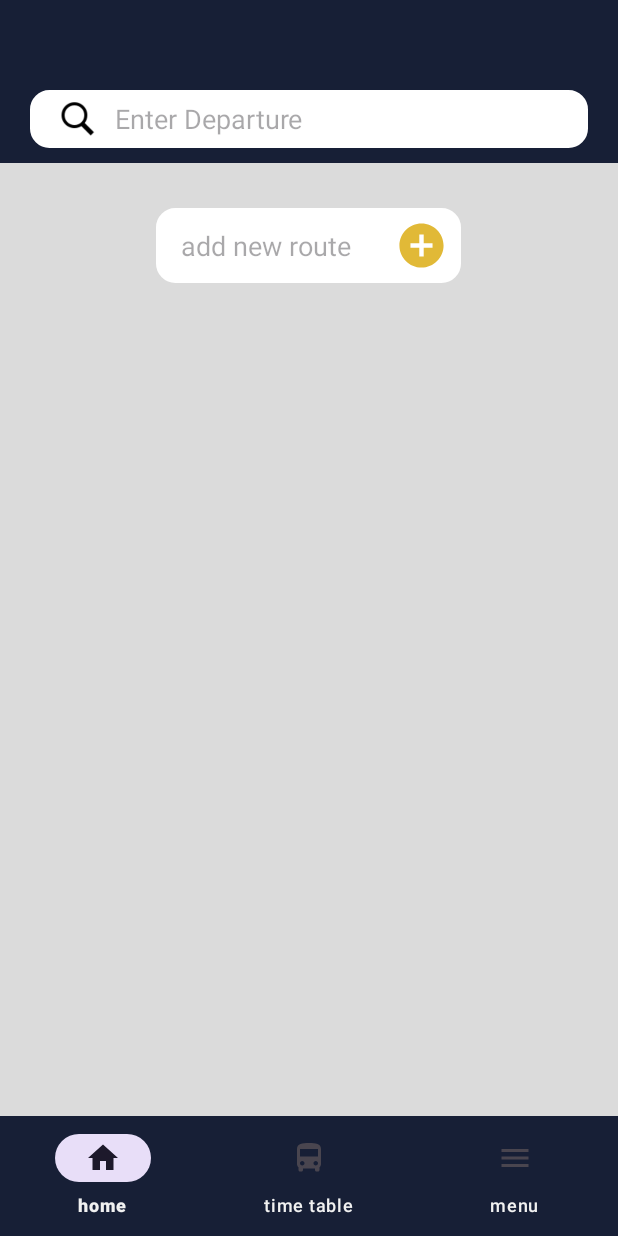
After one commit to RaviRash2k/Bus-Booking-Mobile-Application, an Android app: the fragment SelectRoute placed in its activity, on a phone screen of 412 x 824 dp. The commit adds this screen. Run offline under Robolectric (Android 15) with nearby library versions, the phone set to English and light mode, and no system bars; our stand-ins replace Firebase (no records; nobody signed in at launch, a user with empty details on screens opened directly).

Commit message:
Select route function for route manager

```diff
--- a/app/src/main/AndroidManifest.xml
+++ b/app/src/main/AndroidManifest.xml
@@ -15,6 +15,9 @@
         android:supportsRtl="true"
         android:theme="@style/Theme.BusBookingApplication"
         tools:targetApi="31">
+        <activity
+            android:name=".users.routeManager.routeManagerFragment.TimeTableManage.UpdateTimeTable"
+            android:exported="false" />
         <activity
             android:name=".users.customer.customerFragments.customerMenu.othersOfMenu.CustomerHelp"
             android:exported="false" />
--- a/app/src/main/java/com/example/busbookingapplication/users/customer/CustomerHome.java
+++ b/app/src/main/java/com/example/busbookingapplication/users/customer/CustomerHome.java
@@ -39,10 +39,10 @@ public class CustomerHome extends AppCompatActivity {
 
                 int itemId = item.getItemId();
 
-                if (itemId == R.id.mybooks) {
+                if (itemId == R.id.timeTable) {
                     loadFragment(new MyBooksFragment(), false);
 
-                } else if (itemId == R.id.home) {
+                } else if (itemId == R.id.homeRouteManager) {
                     loadFragment(new CusHomeFragment(), false);
 
                 } else if (itemId == R.id.setting) {
--- a/app/src/main/java/com/example/busbookingapplication/users/routeManager/RouteManagerHome.java
+++ b/app/src/main/java/com/example/busbookingapplication/users/routeManager/RouteManagerHome.java
@@ -1,26 +1,76 @@
 package com.example.busbookingapplication.users.routeManager;
 
 import android.os.Bundle;
+import android.view.MenuItem;
+import android.widget.FrameLayout;
 
 import androidx.activity.EdgeToEdge;
+import androidx.annotation.NonNull;
 import androidx.appcompat.app.AppCompatActivity;
 import androidx.core.graphics.Insets;
 import androidx.core.view.ViewCompat;
 import androidx.core.view.WindowInsetsCompat;
+import androidx.fragment.app.Fragment;
+import androidx.fragment.app.FragmentManager;
+import androidx.fragment.app.FragmentTransaction;
 
 import com.example.busbookingapplication.R;
+import com.example.busbookingapplication.users.customer.customerFragments.customerBooks.MyBooksFragment;
+import com.example.busbookingapplication.users.customer.customerFragments.customerHome.CusHomeFragment;
+import com.example.busbookingapplication.users.customer.customerFragments.customerMenu.CustomerMenuFragment;
+import com.example.busbookingapplication.users.routeManager.routeManagerFragment.RouteManagerHome.RouteManagerHomeFragment;
+import com.example.busbookingapplication.users.routeManager.routeManagerFragment.TimeTableManage.SelectRoute;
+import com.google.android.material.bottomnavigation.BottomNavigationView;
 
 public class RouteManagerHome extends AppCompatActivity {
+
+    private BottomNavigationView bnav;
+    private FrameLayout frm;
 
     @Override
     protected void onCreate(Bundle savedInstanceState) {
         super.onCreate(savedInstanceState);
         EdgeToEdge.enable(this);
         setContentView(R.layout.activity_route_manager_home);
-        ViewCompat.setOnApplyWindowInsetsListener(findViewById(R.id.main), (v, insets) -> {
-            Insets systemBars = insets.getInsets(WindowInsetsCompat.Type.systemBars());
-            v.setPadding(systemBars.left, systemBars.top, systemBars.right, systemBars.bottom);
-            return insets;
+
+        bnav = findViewById(R.id.bnavRoute);
+        frm = findViewById(R.id.frmRoute);
+
+        loadFragment(new RouteManagerHomeFragment(), false);
+
+        bnav.setOnNavigationItemSelectedListener(new BottomNavigationView.OnNavigationItemSelectedListener() {
+            @Override
+            public boolean onNavigationItemSelected(@NonNull MenuItem item) {
+
+                int itemId = item.getItemId();
+
+                if (itemId == R.id.timeTable) {
+                    loadFragment(new SelectRoute(), false);
+
+                } else if (itemId == R.id.homeRouteManager) {
+                    loadFragment(new RouteManagerHomeFragment(), false);
+
+                } else if (itemId == R.id.setting) {
+                    loadFragment(new RouteManagerHomeFragment(), false);
+
+                }
+                return true;
+            }
         });
     }
+
+    private void loadFragment(Fragment fragment, boolean isAppInsialized) {
+        FragmentManager fragmentManager = getSupportFragmentManager();
+        FragmentTransaction fragmentTransaction = fragmentManager.beginTransaction();
+
+        if (isAppInsialized) {
+            fragmentTransaction.add(R.id.frmRoute, fragment);
+
+        } else {
+
+            fragmentTransaction.replace(R.id.frmRoute, fragment);
+        }
+
+        fragmentTransaction.commit();
+    }
 }
--- /dev/null
+++ b/app/src/main/java/com/example/busbookingapplication/users/routeManager/routeManagerFragment/RouteManagerHome/RouteManagerHomeFragment.java
@@ -0,0 +1,66 @@
+package com.example.busbookingapplication.users.routeManager.routeManagerFragment.RouteManagerHome;
+
+import android.os.Bundle;
+
+import androidx.fragment.app.Fragment;
+
+import android.view.LayoutInflater;
+import android.view.View;
+import android.view.ViewGroup;
+
+import com.example.busbookingapplication.R;
+
+/**
+ * A simple {@link Fragment} subclass.
+ * Use the {@link RouteManagerHomeFragment#newInstance} factory method to
+ * create an instance of this fragment.
+ */
+public class RouteManagerHomeFragment extends Fragment {
+
+    // TODO: Rename parameter arguments, choose names that match
+    // the fragment initialization parameters, e.g. ARG_ITEM_NUMBER
+    private static final String ARG_PARAM1 = "param1";
+    private static final String ARG_PARAM2 = "param2";
+
+    // TODO: Rename and change types of parameters
+    private String mParam1;
+    private String mParam2;
+
+    public RouteManagerHomeFragment() {
+        // Required empty public constructor
+    }
+
+    /**
+     * Use this factory method to create a new instance of
+     * this fragment using the provided parameters.
+     *
+     * @param param1 Parameter 1.
+     * @param param2 Parameter 2.
+     * @return A new instance of fragment RouteManagerHome.
+     */
+    // TODO: Rename and change types and number of parameters
+    public static RouteManagerHomeFragment newInstance(String param1, String param2) {
+        RouteManagerHomeFragment fragment = new RouteManagerHomeFragment();
+        Bundle args = new Bundle();
+        args.putString(ARG_PARAM1, param1);
+        args.putString(ARG_PARAM2, param2);
+        fragment.setArguments(args);
+        return fragment;
+    }
+
+    @Override
+    public void onCreate(Bundle savedInstanceState) {
+        super.onCreate(savedInstanceState);
+        if (getArguments() != null) {
+            mParam1 = getArguments().getString(ARG_PARAM1);
+            mParam2 = getArguments().getString(ARG_PARAM2);
+        }
+    }
+
+    @Override
+    public View onCreateView(LayoutInflater inflater, ViewGroup container,
+                             Bundle savedInstanceState) {
+        // Inflate the layout for this fragment
+        return inflater.inflate(R.layout.fragment_route_manager_home, container, false);
+    }
+}
--- /dev/null
+++ b/app/src/main/java/com/example/busbookingapplication/users/routeManager/routeManagerFragment/TimeTableManage/SelectRoute.java
@@ -0,0 +1,133 @@
+package com.example.busbookingapplication.users.routeManager.routeManagerFragment.TimeTableManage;
+
+import android.content.DialogInterface;
+import android.content.Intent;
+import android.os.Bundle;
+
+import androidx.annotation.NonNull;
+import androidx.appcompat.app.AlertDialog;
+import androidx.fragment.app.Fragment;
+import androidx.recyclerview.widget.LinearLayoutManager;
+import androidx.recyclerview.widget.RecyclerView;
+
+import android.util.Log;
+import android.view.LayoutInflater;
+import android.view.View;
+import android.view.ViewGroup;
+import android.widget.ImageButton;
+import android.widget.TextView;
+import android.widget.Toast;
+
+import com.example.busbookingapplication.R;
+import com.example.busbookingapplication.registerAndLogin.login.LoginActivity;
+import com.google.firebase.database.DataSnapshot;
+import com.google.firebase.database.DatabaseError;
+import com.google.firebase.database.DatabaseReference;
+import com.google.firebase.database.FirebaseDatabase;
+import com.google.firebase.database.ValueEventListener;
+
+import java.util.ArrayList;
+
+public class SelectRoute extends Fragment {
+
+    TextView addRoute;
+    ImageButton addRouteButton;
+    DatabaseReference DB = FirebaseDatabase.getInstance().getReference().child("Route");
+    RecyclerView routeList;
+    SelectRouteAdapter myAdapter;
+    ArrayList<SelectRouteModel> list;
+
+    @Override
+    public View onCreateView(LayoutInflater inflater, ViewGroup container,
+                             Bundle savedInstanceState) {
+        View rootView = inflater.inflate(R.layout.fragment_select_route, container, false);
+
+        //Display routes
+        routeList = rootView.findViewById(R.id.routeList);
+        routeList.setHasFixedSize(true);
+        routeList.setLayoutManager(new LinearLayoutManager(getContext()));
+
+        list = new ArrayList<>();
+        myAdapter = new SelectRouteAdapter(getContext(), list);
+        routeList.setAdapter(myAdapter);
+
+        fetchDataFromDatabase();
+
+        //Add new route
+        addRoute = rootView.findViewById(R.id.addRoute);
+        addRouteButton = rootView.findViewById(R.id.addRouteButton);
+
+        addRouteButton.setOnClickListener(new View.OnClickListener() {
+            @Override
+            public void onClick(View v) {
+
+                String route = addRoute.getText().toString();
+
+                if(route.isEmpty()){
+                    Toast.makeText(getContext(), "Empty Route", Toast.LENGTH_SHORT).show();
+
+                }else{
+                    DB.orderByKey().equalTo(route).addListenerForSingleValueEvent(new ValueEventListener() {
+                        @Override
+                        public void onDataChange(@NonNull DataSnapshot dataSnapshot) {
+                            if (dataSnapshot.exists()) {
+                                Toast.makeText(getContext(), "Route already exists!", Toast.LENGTH_SHORT).show();
+
+                            } else {
+                                    AlertDialog.Builder builder = new AlertDialog.Builder(v.getContext());
+                                    builder.setMessage("Are you sure add " + route+ "?");
+
+                                    builder.setPositiveButton("Yes", new DialogInterface.OnClickListener() {
+                                        @Override
+                                        public void onClick(DialogInterface dialog, int which) {
+
+                                            DB.child(route).setValue(route);
+                                            Toast.makeText(getContext(), "Route added", Toast.LENGTH_SHORT).show();
+                                        }
+                                    });
+                                    builder.setNegativeButton("No", new DialogInterface.OnClickListener() {
+                                        @Override
+                                        public void onClick(DialogInterface dialog, int which) {
+                                            dialog.dismiss();
+                                        }
+                                    });
+                                    AlertDialog alertDialog = builder.create();
+                                    alertDialog.show();
+                            }
+                        }
+                        @Override
+                        public void onCancelled(@NonNull DatabaseError databaseError) {
+                            Toast.makeText(getContext(), "Database error: " + databaseError.getMessage(), Toast.LENGTH_SHORT).show();
+                        }
+                    });
+                }
+            }
+        });
+
+        return rootView;
+    }
+
+    private void fetchDataFromDatabase() {
+        DB.addValueEventListener(new ValueEventListener() {
+            @Override
+            public void onDataChange(@NonNull DataSnapshot snapshot) {
+                list.clear();
+                for (DataSnapshot itemSnapshot : snapshot.getChildren()) {
+
+                    String route = itemSnapshot.getKey();
+
+                    SelectRouteModel mainModel = new SelectRouteModel();
+                    mainModel.setRoute(route);
+
+                    list.add(mainModel);
+                }
+                myAdapter.notifyDataSetChanged();
+            }
+
+            @Override
+            public void onCancelled(@NonNull DatabaseError error) {
+                Log.e("AllcarsFragment", "Database error: " + error.getMessage());
+            }
+        });
+    }
+}
--- /dev/null
+++ b/app/src/main/java/com/example/busbookingapplication/users/routeManager/routeManagerFragment/TimeTableManage/SelectRouteAdapter.java
@@ -0,0 +1,91 @@
+package com.example.busbookingapplication.users.routeManager.routeManagerFragment.TimeTableManage;
+
+import android.content.Context;
+import android.content.Intent;
+import android.content.SharedPreferences;
+import android.graphics.Bitmap;
+import android.graphics.BitmapFactory;
+import android.os.AsyncTask;
+import android.view.LayoutInflater;
+import android.view.View;
+import android.view.ViewGroup;
+import android.widget.Button;
+import android.widget.ImageButton;
+import android.widget.ImageView;
+import android.widget.LinearLayout;
+import android.widget.TextView;
+
+import androidx.annotation.NonNull;
+import androidx.recyclerview.widget.RecyclerView;
+
+import com.example.busbookingapplication.R;
+
+import java.io.IOException;
+import java.io.InputStream;
+import java.net.HttpURLConnection;
+import java.net.URL;
+import java.util.ArrayList;
+
+public class SelectRouteAdapter extends RecyclerView.Adapter<SelectRouteAdapter.MainViewHolder>{
+
+    Context context;
+    ArrayList<SelectRouteModel> list;
+
+    public SelectRouteAdapter(Context context, ArrayList<SelectRouteModel> list) {
+        this.context = context;
+        this.list = list;
+    }
+
+    @NonNull
+    @Override
+    public SelectRouteAdapter.MainViewHolder onCreateViewHolder(@NonNull ViewGroup parent, int viewType) {
+        View v = LayoutInflater.from(context).inflate(R.layout.one_route, parent, false);
+        return new SelectRouteAdapter.MainViewHolder(v);
+    }
+
+    @Override
+    public void onBindViewHolder(@NonNull SelectRouteAdapter.MainViewHolder holder, int position) {
+        SelectRouteModel model = list.get(position);
+
+        // Set item name
+        holder.routeText.setText(model.getRoute());
+
+        //click delete button
+        holder.deleteRoute.setOnClickListener(new View.OnClickListener() {
+            @Override
+            public void onClick(View v) {
+                //I will write delete function
+            }
+        });
+
+        //Click single route item
+        holder.singleRoute.setOnClickListener(new View.OnClickListener() {
+            @Override
+            public void onClick(View v) {
+                Intent i = new Intent(context, UpdateTimeTable.class);
+                i.putExtra("route", model.getRoute());
+                context.startActivity(i);
+            }
+        });
+    }
+
+    @Override
+    public int getItemCount() {
+        return list.size();
+    }
+
+    public static class MainViewHolder extends RecyclerView.ViewHolder {
+
+        TextView routeText;
+        ImageButton deleteRoute;
+        LinearLayout singleRoute;
+
+        public MainViewHolder(@NonNull View itemView) {
+            super(itemView);
+
+            routeText = itemView.findViewById(R.id.routeText);
+            deleteRoute = itemView.findViewById(R.id.deleteRoute);
+            singleRoute = itemView.findViewById(R.id.singleRoute);
+        }
+    }
+}
--- /dev/null
+++ b/app/src/main/res/drawable/baseline_add_circle_24.xml
@@ -0,0 +1,5 @@
+<vector xmlns:android="http://schemas.android.com/apk/res/android" android:height="35dp" android:tint="#E1B937" android:viewportHeight="24" android:viewportWidth="24" android:width="35dp">
+
+    <path android:fillColor="@android:color/white" android:pathData="M12,2C6.48,2 2,6.48 2,12s4.48,10 10,10 10,-4.48 10,-10S17.52,2 12,2zM17,13h-4v4h-2v-4L7,13v-2h4L11,7h2v4h4v2z"/>
+
+</vector>
--- a/app/src/main/res/layout/activity_customer_home.xml
+++ b/app/src/main/res/layout/activity_customer_home.xml
@@ -23,5 +23,4 @@
             app:itemTextColor="@color/text"
             app:menu="@menu/customer_nav"/>
 
-
     </LinearLayout>
--- a/app/src/main/res/layout/activity_route_manager_home.xml
+++ b/app/src/main/res/layout/activity_route_manager_home.xml
@@ -1,10 +1,26 @@
-<?xml version="1.0" encoding="utf-8"?>
-<androidx.constraintlayout.widget.ConstraintLayout xmlns:android="http://schemas.android.com/apk/res/android"
-    xmlns:app="http://schemas.android.com/apk/res-auto"
-    xmlns:tools="http://schemas.android.com/tools"
-    android:id="@+id/main"
-    android:layout_width="match_parent"
-    android:layout_height="match_parent"
-    tools:context=".users.routeManager.RouteManagerHome">
+<LinearLayout
+        xmlns:android="http://schemas.android.com/apk/res/android"
+        xmlns:app="http://schemas.android.com/apk/res-auto"
+        xmlns:tools="http://schemas.android.com/tools"
+        android:layout_width="match_parent"
+        android:layout_height="match_parent"
+        android:background="@color/white"
+        android:orientation="vertical"
+        android:gravity="center"
+        tools:context=".users.routeManager.RouteManagerHome">
 
-</androidx.constraintlayout.widget.ConstraintLayout>
+        <FrameLayout
+            android:id="@+id/frmRoute"
+            android:layout_width="match_parent"
+            android:layout_height="match_parent"
+            android:layout_weight="1" />
+
+        <com.google.android.material.bottomnavigation.BottomNavigationView
+            android:id="@+id/bnavRoute"
+            android:layout_width="match_parent"
+            android:layout_height="wrap_content"
+            android:background="@color/main"
+            app:itemTextColor="@color/text"
+            app:menu="@menu/route_manager_nav"/>
+
+    </LinearLayout>
--- /dev/null
+++ b/app/src/main/res/layout/fragment_select_route.xml
@@ -0,0 +1,79 @@
+<?xml version="1.0" encoding="utf-8"?>
+<LinearLayout xmlns:android="http://schemas.android.com/apk/res/android"
+    xmlns:tools="http://schemas.android.com/tools"
+    android:layout_width="match_parent"
+    android:layout_height="match_parent"
+    android:orientation="vertical"
+    android:background="@color/my_bckground"
+    tools:context=".users.routeManager.routeManagerFragment.TimeTableManage.SelectRoute">
+
+    <!-- TODO: Update blank fragment layout -->
+    <LinearLayout
+        android:layout_width="match_parent"
+        android:layout_height="wrap_content"
+        android:orientation="vertical"
+        android:paddingTop="60dp"
+        android:paddingBottom="10dp"
+        android:background="@color/main">
+        <LinearLayout
+            android:layout_width="match_parent"
+            android:layout_height="wrap_content"
+            android:orientation="horizontal"
+            android:gravity="center_vertical"
+            android:layout_marginHorizontal="20dp"
+            android:background="@drawable/menu_items_background">
+            <ImageView
+                android:layout_width="wrap_content"
+                android:layout_height="25dp"
+                android:src="@drawable/iconsearch"/>
+            <EditText
+                android:layout_width="wrap_content"
+                android:layout_height="wrap_content"
+                android:inputType="text"
+                android:layout_weight="1"
+                android:hint="Enter Departure"
+                android:background="@color/transparent"
+                android:textColor="@color/dark_text"/>
+        </LinearLayout>
+    </LinearLayout>
+
+    <ScrollView
+        android:layout_width="match_parent"
+        android:layout_height="wrap_content">
+        <LinearLayout
+            android:layout_width="match_parent"
+            android:layout_height="wrap_content"
+            android:orientation="vertical">
+            <androidx.recyclerview.widget.RecyclerView
+                android:id="@+id/routeList"
+                android:layout_width="match_parent"
+                android:layout_height="match_parent"
+                android:background="@color/my_bckground"
+                android:padding="7dp"/>
+            <LinearLayout
+                android:layout_width="wrap_content"
+                android:layout_height="50dp"
+                android:orientation="horizontal"
+                android:layout_marginTop="15dp"
+                android:layout_gravity="center"
+                android:background="@drawable/menu_items_background">
+                <EditText
+                    android:id="@+id/addRoute"
+                    android:layout_width="150dp"
+                    android:layout_height="50dp"
+                    android:layout_gravity="center"
+                    android:paddingStart="10dp"
+                    android:hint="add new route"
+                    android:background="@color/transparent"/>
+                <ImageButton
+                    android:id="@+id/addRouteButton"
+                    android:layout_width="40dp"
+                    android:layout_height="50dp"
+                    android:background="@color/transparent"
+                    android:layout_gravity="center"
+                    android:src="@drawable/baseline_add_circle_24"/>
+            </LinearLayout>
+        </LinearLayout>
+    </ScrollView>
+
+</LinearLayout>
--- /dev/null
+++ b/app/src/main/res/menu/route_manager_nav.xml
@@ -0,0 +1,23 @@
+<?xml version="1.0" encoding="utf-8"?>
+<menu xmlns:android="http://schemas.android.com/apk/res/android">
+
+    <item
+        android:id="@+id/homeRouteManager"
+        android:layout_width="wrap_content"
+        android:layout_height="wrap_content"
+        android:title="home"
+        android:icon="@drawable/baseline_home_24"/>
+    <item
+        android:id="@+id/timeTable"
+        android:layout_width="wrap_content"
+        android:layout_height="wrap_content"
+        android:title="time table"
+        android:icon="@drawable/baseline_directions_bus_24"/>
+    <item
+        android:id="@+id/setting"
+        android:layout_width="wrap_content"
+        android:layout_height="wrap_content"
+        android:title="menu"
+        android:icon="@drawable/baseline_menu_24"/>
+
+</menu>
```
Also changed, not shown: app/src/main/java/com/example/busbookingapplication/users/routeManager/routeManagerFragment/TimeTableManage/SelectRouteModel.java (added, +13 -0 lines), app/src/main/java/com/example/busbookingapplication/users/routeManager/routeManagerFragment/TimeTableManage/UpdateTimeTable.java (added, +23 -0 lines), app/src/main/res/layout/activity_update_time_table.xml (added, +10 -0 lines), app/src/main/res/layout/fragment_route_manager_home.xml (added, +14 -0 lines), app/src/main/res/layout/one_route.xml (added, +31 -0 lines), app/src/main/res/drawable/bin.png (added), app/src/main/res/drawable/iconsearch.png (added).
